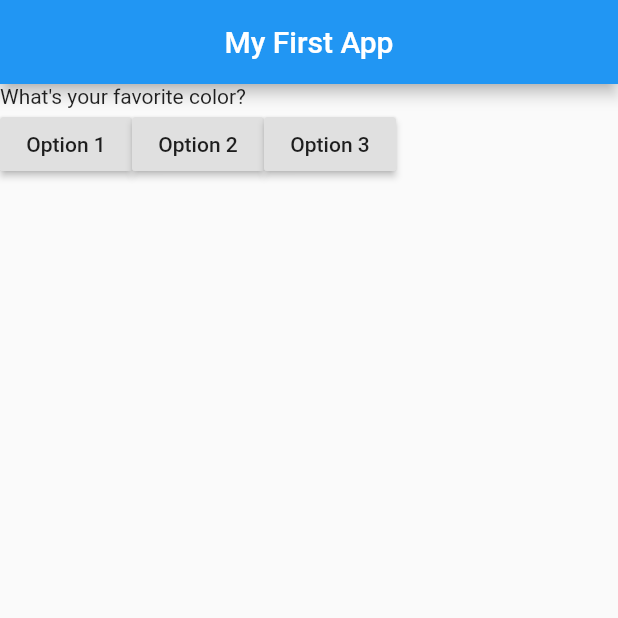
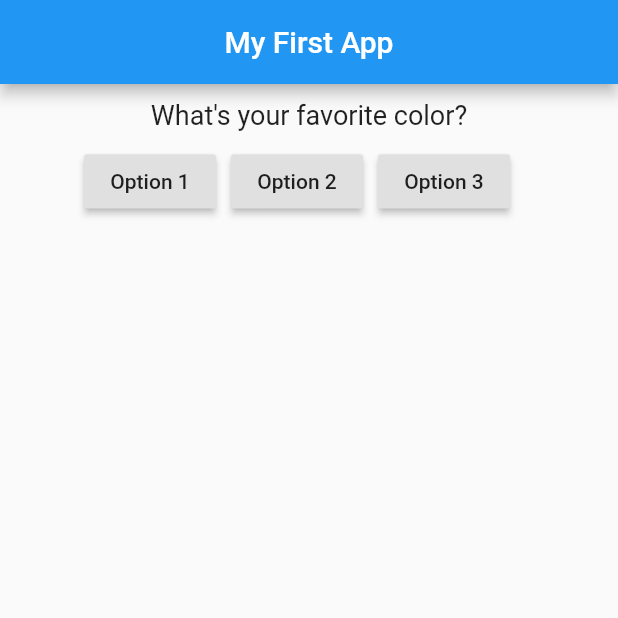
Before and after one commit to marcelfonteles/flutter-app-01, a Flutter app: the screen it shows after launch, on a phone screen of 412 x 824 dp, the top half of it. Run offline on Flutter 3.47's test engine with Material 2 defaults, Android fonts, the phone set to English and light mode, and no system bars.

Commit message:
some updates

```diff
--- a/lib/main.dart
+++ b/lib/main.dart
@@ -5,7 +5,6 @@ import "./question.dart";
 void main() => runApp(MyApp());
 
 class MyApp extends StatefulWidget {
-
 //  @override
 //  MyAppState createState() => MyAppState();
   @override
@@ -21,6 +20,7 @@ class _MyAppState extends State<MyApp> {
     "What's your favorite sports team?"
   ];
   var questionIndex = 0;
+
   void answerQuestion() {
     setState(() {
       if (questionIndex < 2) {
@@ -30,6 +30,7 @@ class _MyAppState extends State<MyApp> {
       }
     });
   }
+
 
   @override
   Widget build(BuildContext context) {
@@ -45,22 +46,30 @@ class _MyAppState extends State<MyApp> {
             Row(
               children: <Widget>[Question(questions[questionIndex])],
             ),
-            Row(
+            Container(
+              width: 300,
+              child: Row(
                 children: <Widget>[
                   Column(
                     children: <Widget>[
-                    RaisedButton(
+                      Container(
+                        margin: EdgeInsets.only(right: 10),
+                        child: RaisedButton(
                           child: Text("Option 1"),
                           onPressed: answerQuestion,
+                        ),
                       ),
                     ],
                   ),
                   Column(
                     children: <Widget>[
-                    RaisedButton(
+                      Container(
+                        margin: EdgeInsets.only(right: 10),
+                        child: RaisedButton(
                           child: Text("Option 2"),
                           onPressed: answerQuestion,
                         ),
+                      )
                     ],
                   ),
                   Column(
@@ -73,6 +82,7 @@ class _MyAppState extends State<MyApp> {
                   ),
                 ],
               ),
+            )
           ],
         ),
       ),
--- a/lib/question.dart
+++ b/lib/question.dart
@@ -6,6 +6,15 @@ class Question extends StatelessWidget {
   Question(this.questionText);
 
   Widget build(BuildContext context) {
-    return Text(questionText);
+    var screenSize = MediaQuery.of(context).size;
+    return Container(
+      width: screenSize.width,
+      margin: EdgeInsets.only(top: 10, bottom: 10),
+      child: Text(
+        questionText,
+        style: TextStyle(fontSize: 18),
+        textAlign: TextAlign.center,
+      ),
+    );
   }
 }
```
Lines whose indentation alone changed are shown as unchanged.
